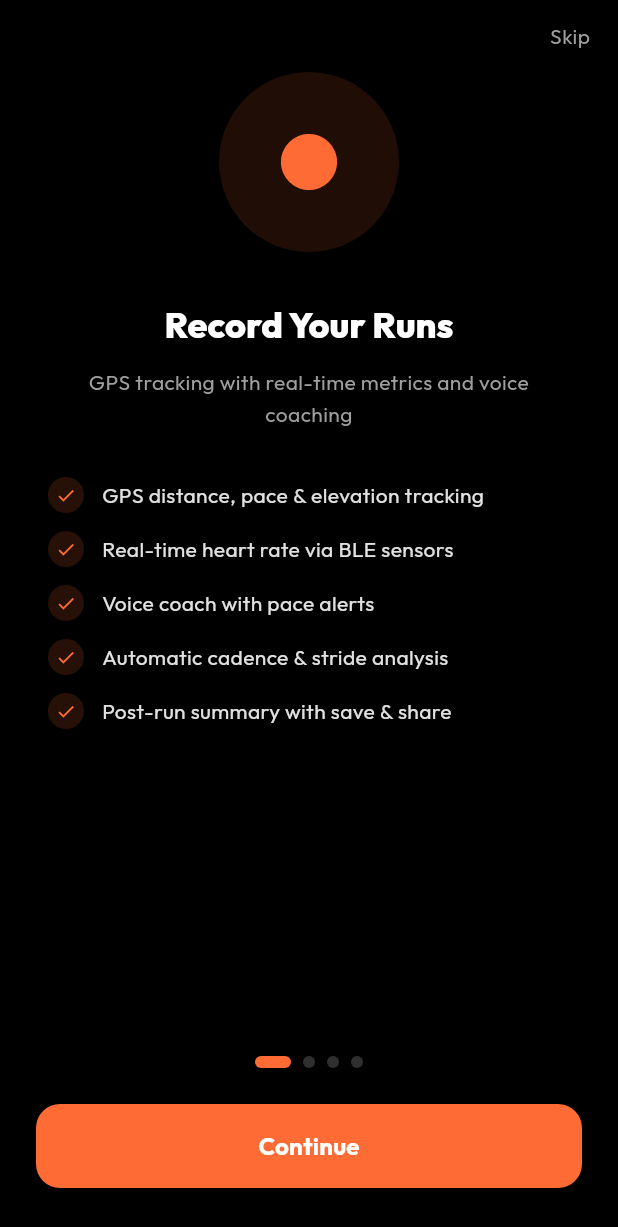
After one commit to thies2005/RunFlow, a Flutter app: the screen it shows after launch, on a phone screen of 412 x 824 dp. The commit adds this screen. Shown: the top 1227 px of the screen. Run offline on Flutter 3.47's test engine with Material 3 defaults, Android fonts, the phone set to English and light mode, and no system bars; our stand-ins replace app_links, connectivity_plus, dio, firebase_core, firebase_messaging, fl_chart and 15 more; missing offline and left inert: flutter_web_auth_2, health, mobile_scanner, sqlite3, universal_ble, workmanager; accounts and stored records are empty; generated files the repository leaves out were written again; statements that could not run were skipped.

Commit message:
feat: simplify onboarding, fix Health Connect, add Activities tab
- Replace complex 8-step onboarding wizard with clean 4-page feature
  showcase (Record Runs, Analyse Runs, AI Food Tracking, Adaptive Plans)
- Replace empty startup spinner with branded RunFlow splash screen
- Fix Health Connect: add READ_HEALTH_DATA_IN_BACKGROUND permission,
  align targetSdk=36, add Health Connect client dependency, cache
  configure(), log errors instead of swallowing silently, add
  availability check before sync, update proguard keep rules
- Add Activities tab to bottom navigation (was hidden at index 5)
- Update onboarding redirect to use new FeatureShowcaseScreen
- Fix widget tests for new 6-tab navigation

```diff
--- /dev/null
+++ b/flutter/lib/presentation/screens/onboarding/feature_showcase_screen.dart
@@ -0,0 +1,290 @@
+import 'package:flutter/material.dart';
+import 'package:go_router/go_router.dart';
+import 'package:runflow_flutter/core/constants/api_constants.dart';
+import 'package:runflow_flutter/core/theme/app_theme.dart';
+import 'package:shared_preferences/shared_preferences.dart';
+
+class FeatureShowcaseScreen extends StatefulWidget {
+  const FeatureShowcaseScreen({super.key});
+
+  static Future<bool> isCompleted() async {
+    final prefs = await SharedPreferences.getInstance();
+    return prefs.getBool(AppConstants.onboardingCompletedKey) ?? false;
+  }
+
+  static Future<void> markCompleted() async {
+    final prefs = await SharedPreferences.getInstance();
+    await prefs.setBool(AppConstants.onboardingCompletedKey, true);
+  }
+
+  @override
+  State<FeatureShowcaseScreen> createState() => _FeatureShowcaseScreenState();
+}
+
+class _FeatureShowcaseScreenState extends State<FeatureShowcaseScreen> {
+  final _controller = PageController();
+  int _currentPage = 0;
+
+  static const _pages = _featurePages;
+
+  @override
+  void dispose() {
+    _controller.dispose();
+    super.dispose();
+  }
+
+  @override
+  Widget build(BuildContext context) {
+    final theme = Theme.of(context);
+
+    return Scaffold(
+      backgroundColor: AppColors.oledBlack,
+      body: SafeArea(
+        child: Column(
+          children: [
+            Align(
+              alignment: Alignment.topRight,
+              child: TextButton(
+                onPressed: () => _finish(),
+                child: Text(
+                  'Skip',
+                  style: theme.textTheme.bodyMedium?.copyWith(
+                    color: AppColors.onSurfaceVariant,
+                  ),
+                ),
+              ),
+            ),
+            Expanded(
+              child: PageView.builder(
+                controller: _controller,
+                itemCount: _pages.length,
+                onPageChanged: (i) => setState(() => _currentPage = i),
+                itemBuilder: (context, index) => SingleChildScrollView(
+                  child: _FeaturePage(page: _pages[index]),
+                ),
+              ),
+            ),
+            Padding(
+              padding: const EdgeInsets.symmetric(horizontal: 24),
+              child: Row(
+                mainAxisAlignment: MainAxisAlignment.center,
+                children: List.generate(
+                  _pages.length,
+                  (i) => AnimatedContainer(
+                    duration: const Duration(milliseconds: 200),
+                    margin: const EdgeInsets.symmetric(horizontal: 4),
+                    width: i == _currentPage ? 24 : 8,
+                    height: 8,
+                    decoration: BoxDecoration(
+                      color: i == _currentPage
+                          ? AppColors.primary
+                          : AppColors.onSurfaceVariant.withValues(alpha: 0.3),
+                      borderRadius: BorderRadius.circular(4),
+                    ),
+                  ),
+                ),
+              ),
+            ),
+            const SizedBox(height: 24),
+            Padding(
+              padding: const EdgeInsets.symmetric(horizontal: 24),
+              child: SizedBox(
+                width: double.infinity,
+                height: 56,
+                child: FilledButton(
+                  onPressed: _nextPage,
+                  style: FilledButton.styleFrom(
+                    backgroundColor: AppColors.primary,
+                    shape: RoundedRectangleBorder(
+                      borderRadius: BorderRadius.circular(16),
+                    ),
+                  ),
+                  child: Text(
+                    _currentPage == _pages.length - 1
+                        ? 'Get Started'
+                        : 'Continue',
+                    style: theme.textTheme.titleMedium?.copyWith(
+                      fontWeight: FontWeight.w700,
+                      color: AppColors.onPrimary,
+                    ),
+                  ),
+                ),
+              ),
+            ),
+            const SizedBox(height: 32),
+          ],
+        ),
+      ),
+    );
+  }
+
+  void _nextPage() {
+    if (_currentPage < _pages.length - 1) {
+      _controller.nextPage(
+        duration: const Duration(milliseconds: 300),
+        curve: Curves.easeInOut,
+      );
+    } else {
+      _finish();
+    }
+  }
+
+  void _finish() {
+    FeatureShowcaseScreen.markCompleted();
+    context.go('/login');
+  }
+}
+
+class _FeaturePageData {
+  const _FeaturePageData({
+    required this.icon,
+    required this.title,
+    required this.subtitle,
+    required this.features,
+    required this.accentColor,
+  });
+
+  final IconData icon;
+  final String title;
+  final String subtitle;
+  final List<String> features;
+  final Color accentColor;
+}
+
+const _featurePages = <_FeaturePageData>[
+  _FeaturePageData(
+    icon: Icons.fiber_manual_record,
+    title: 'Record Your Runs',
+    subtitle: 'GPS tracking with real-time metrics and voice coaching',
+    features: [
+      'GPS distance, pace & elevation tracking',
+      'Real-time heart rate via BLE sensors',
+      'Voice coach with pace alerts',
+      'Automatic cadence & stride analysis',
+      'Post-run summary with save & share',
+    ],
+    accentColor: AppColors.primary,
+  ),
+  _FeaturePageData(
+    icon: Icons.analytics,
+    title: 'Analyse Performance',
+    subtitle: 'Deep insights into your fitness with advanced metrics',
+    features: [
+      'VDOT score & race predictions',
+      'Fitness (CTL), Fatigue (ATL) & Form (TSB)',
+      'Heart rate zone analysis',
+      'Pace & elevation charts per activity',
+      'Marathon shape indicator',
+    ],
+    accentColor: AppColors.peaked,
+  ),
+  _FeaturePageData(
+    icon: Icons.auto_awesome,
+    title: 'AI Food Tracking',
+    subtitle: 'Snap a photo to instantly log your nutrition',
+    features: [
+      'AI-powered food recognition from photos',
+      'Barcode scanning for packaged foods',
+      'Calorie & macro tracking (P/C/F)',
+      'Water intake monitoring',
+      '7-day nutrition trends & analytics',
+    ],
+    accentColor: AppColors.success,
+  ),
+  _FeaturePageData(
+    icon: Icons.calendar_today,
+    title: 'Adaptive Training Plans',
+    subtitle: 'Personalized plans that adapt to your fitness level',
+    features: [
+      'Goal-based plans for any race distance',
+      'Auto-calibrated from your recent runs',
+      'Easy, tempo, interval & long run types',
+      'Flexible weekly scheduling',
+      'Progressive overload with build/peak/taper',
+    ],
+    accentColor: AppColors.warning,
+  ),
+];
+
+class _FeaturePage extends StatelessWidget {
+  const _FeaturePage({required this.page});
+
+  final _FeaturePageData page;
+
+  @override
+  Widget build(BuildContext context) {
+    final theme = Theme.of(context);
+
+    return Padding(
+      padding: const EdgeInsets.symmetric(horizontal: 32),
+      child: Column(
+        mainAxisAlignment: MainAxisAlignment.center,
+        children: [
+          Container(
+            width: 120,
+            height: 120,
+            decoration: BoxDecoration(
+              color: page.accentColor.withValues(alpha: 0.12),
+              shape: BoxShape.circle,
+            ),
+            child: Icon(
+              page.icon,
+              size: 56,
+              color: page.accentColor,
+            ),
+          ),
+          const SizedBox(height: 32),
+          Text(
+            page.title,
+            style: theme.textTheme.headlineSmall?.copyWith(
+              fontWeight: FontWeight.w800,
+              color: AppColors.onPrimary,
+            ),
+            textAlign: TextAlign.center,
+          ),
+          const SizedBox(height: 12),
+          Text(
+            page.subtitle,
+            style: theme.textTheme.bodyMedium?.copyWith(
+              color: AppColors.onSurfaceVariant,
+              height: 1.5,
+            ),
+            textAlign: TextAlign.center,
+          ),
+          const SizedBox(height: 32),
+          ...page.features.map(
+            (feature) => Padding(
+              padding: const EdgeInsets.only(bottom: 12),
+              child: Row(
+                children: [
+                  Container(
+                    width: 24,
+                    height: 24,
+                    decoration: BoxDecoration(
+                      color: page.accentColor.withValues(alpha: 0.15),
+                      shape: BoxShape.circle,
+                    ),
+                    child: Icon(
+                      Icons.check,
+                      size: 14,
+                      color: page.accentColor,
+                    ),
+                  ),
+                  const SizedBox(width: 12),
+                  Expanded(
+                    child: Text(
+                      feature,
+                      style: theme.textTheme.bodyMedium?.copyWith(
+                        color: AppColors.onSurface,
+                      ),
+                    ),
+                  ),
+                ],
+              ),
+            ),
+          ),
+        ],
+      ),
+    );
+  }
+}
--- a/flutter/lib/presentation/widgets/app_shell.dart
+++ b/flutter/lib/presentation/widgets/app_shell.dart
@@ -11,7 +11,7 @@ class AppShell extends StatelessWidget {
     return Scaffold(
       body: navigationShell,
       bottomNavigationBar: NavigationBar(
-        selectedIndex: navigationShell.currentIndex.clamp(0, 4),
+        selectedIndex: navigationShell.currentIndex.clamp(0, 5),
         onDestinationSelected: (index) {
           navigationShell.goBranch(
             index,
@@ -40,6 +40,11 @@ class AppShell extends StatelessWidget {
             label: 'Health',
           ),
           NavigationDestination(
+            icon: Icon(Icons.directions_run_outlined),
+            selectedIcon: Icon(Icons.directions_run),
+            label: 'Activities',
+          ),
+          NavigationDestination(
             icon: Icon(Icons.person_outline),
             selectedIcon: Icon(Icons.person),
             label: 'Athlete',
--- a/flutter/lib/services/health_sync_service.dart
+++ b/flutter/lib/services/health_sync_service.dart
@@ -23,6 +23,12 @@ class HealthSyncService {
 
   Future<void> syncDailyHealth(DateTime date) async {
     try {
+      final available = await _healthConnect.isAvailable();
+      if (!available) {
+        debugPrint('[HealthSync] Health Connect not available, skipping sync');
+        return;
+      }
+
       final start = DateTime(date.year, date.month, date.day);
       final end = start.add(const Duration(days: 1));
 
```
Also changed, not shown: flutter/lib/presentation/router/app_router.dart (+8 -8 lines), flutter/lib/presentation/screens/startup/startup_screen.dart (+53 -2 lines), flutter/lib/services/health_connect_service.dart (+45 -21 lines), 4 other files.
